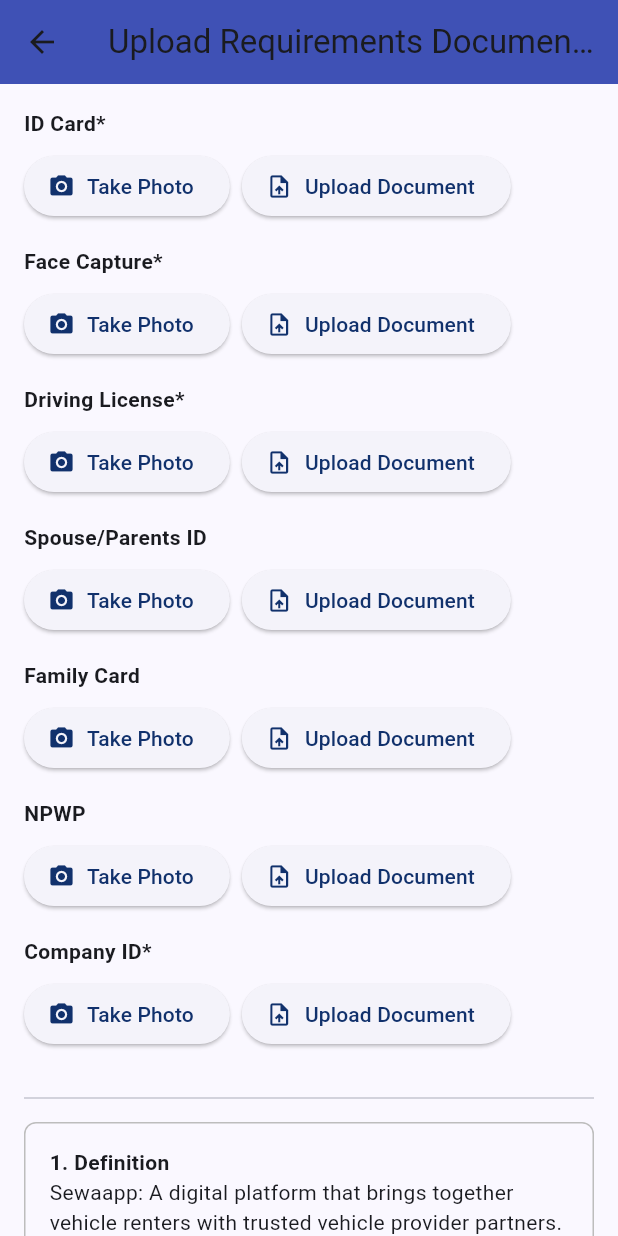
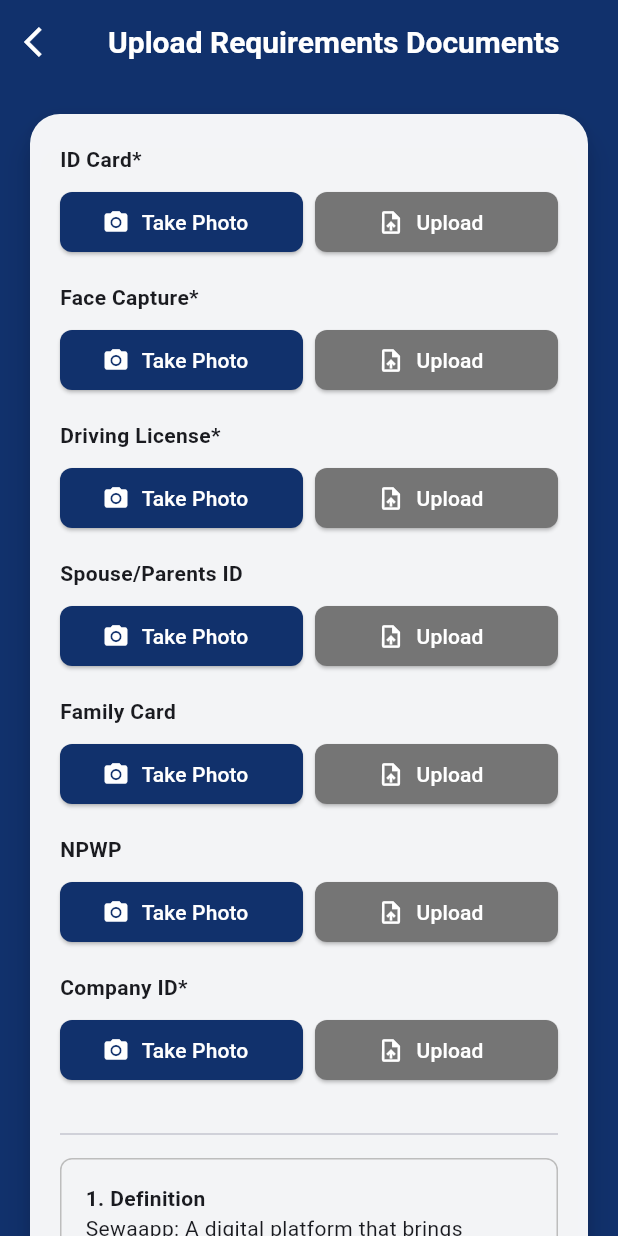
Before and after one commit to lithiaa/sewoapp, a Flutter app: the RegisterWidget widget shown alone on an empty page, opened directly, after a tap on "NEXT STEP", on a phone screen of 412 x 824 dp. Run offline on Flutter 3.47's test engine with Material 3 defaults, Android fonts, the light colour scheme and no system bars; our stand-ins replace badges, bloc_concurrency, dio, equatable, file_picker, flutter_bloc and 10 more; missing offline and left inert: colorize, flutter_carousel_slider; accounts and stored records are empty; network calls fail.

Commit message:
feat: enhance UI for registration and document upload screens with improved styling and layout

```diff
--- a/lib/login/document_upload_page.dart
+++ b/lib/login/document_upload_page.dart
@@ -57,16 +57,34 @@ class _DocumentUploadPageState extends State<DocumentUploadPage> {
         const SizedBox(height: 8),
         Row(
           children: [
-            ElevatedButton.icon(
+            Expanded(
+              child: ElevatedButton.icon(
                 onPressed: () => _takePhoto(title),
                 icon: const Icon(Icons.camera_alt),
                 label: const Text("Take Photo"),
+                style: ElevatedButton.styleFrom(
+                  backgroundColor: const Color(0xFF11316C),
+                  foregroundColor: Colors.white,
+                  shape: RoundedRectangleBorder(
+                    borderRadius: BorderRadius.circular(8),
+                  ),
+                ),
+              ),
             ),
             const SizedBox(width: 8),
-            ElevatedButton.icon(
+            Expanded(
+              child: ElevatedButton.icon(
                 onPressed: () => _uploadDocument(title),
                 icon: const Icon(Icons.upload_file),
-              label: const Text("Upload Document"),
+                label: const Text("Upload"),
+                style: ElevatedButton.styleFrom(
+                  backgroundColor: Colors.grey[600],
+                  foregroundColor: Colors.white,
+                  shape: RoundedRectangleBorder(
+                    borderRadius: BorderRadius.circular(8),
+                  ),
+                ),
+              ),
             ),
           ],
         ),
@@ -104,12 +122,36 @@ class _DocumentUploadPageState extends State<DocumentUploadPage> {
   @override
   Widget build(BuildContext context) {
     return Scaffold(
+      backgroundColor: const Color(0xFF11316C),
       appBar: AppBar(
-        title: const Text("Upload Requirements Documents"),
-        backgroundColor: Colors.indigo,
+        title: const Text(
+          'Upload Requirements Documents',
+          style: TextStyle(
+            fontWeight: FontWeight.bold,
+            fontSize: 20,
           ),
-      body: SingleChildScrollView(
+        ),
+        backgroundColor: const Color(0xFF11316C),
+        foregroundColor: Colors.white,
+        elevation: 0,
+        centerTitle: true,
+        leading: IconButton(
+          icon: const Icon(Icons.arrow_back_ios, color: Colors.white),
+          onPressed: () => Navigator.of(context).pop(),
+        ),
+      ),
+      body: SafeArea(
+        child: SingleChildScrollView(
+          child: Padding(
             padding: const EdgeInsets.all(16),
+            child: Card(
+              elevation: 8,
+              color: Colors.white.withOpacity(0.95),
+              shape: RoundedRectangleBorder(
+                borderRadius: BorderRadius.circular(20),
+              ),
+              child: Padding(
+                padding: const EdgeInsets.all(20),
                 child: Column(
                   children: [
             _buildUploadRow("ID Card", required: true),
@@ -163,21 +205,34 @@ class _DocumentUploadPageState extends State<DocumentUploadPage> {
             const SizedBox(height: 16),
             SizedBox(
               width: double.infinity,
+              height: 50,
               child: ElevatedButton(
                 style: ElevatedButton.styleFrom(
-                  backgroundColor: Colors.indigo,
+                  backgroundColor: const Color(0xFF11316C),
+                  foregroundColor: Colors.white,
                   padding: const EdgeInsets.symmetric(vertical: 14),
                   shape: RoundedRectangleBorder(
                     borderRadius: BorderRadius.circular(8),
                   ),
                 ),
                 onPressed: _submitForm,
-                child: const Text("REGISTER", style: TextStyle(fontSize: 16, color: Colors.white)),
+                child: const Text(
+                  "REGISTER",
+                  style: TextStyle(
+                    fontSize: 16,
+                    color: Colors.white,
+                    fontWeight: FontWeight.bold,
+                  ),
+                ),
               ),
             ),
                   ],
                 ),
               ),
+            ),
+          ),
+        ),
+      ),
     );
   }
 }
--- a/lib/login/register_widget.dart
+++ b/lib/login/register_widget.dart
@@ -95,34 +95,67 @@ class _RegisterWidgetState extends State<RegisterWidget> {
       }),
       child: BlocBuilder<RegisterBloc, RegisterState>(
         builder: (context, state) {
-          return Form(
-            child: Card(
-              shape: RoundedRectangleBorder(
-                side: const BorderSide(color: Colors.white70, width: 3),
-                borderRadius: BorderRadius.circular(30),
+          return Column(
+            children: [
+              // Header Section matching Profile style
+              Container(
+                width: double.infinity,
+                padding: const EdgeInsets.all(16),
+                decoration: const BoxDecoration(
+                  color: Color(0xFF11316C),
+                  borderRadius: BorderRadius.only(
+                    topLeft: Radius.circular(30),
+                    topRight: Radius.circular(30),
                   ),
-              child: Padding(
-                padding: const EdgeInsets.only(left: 20, right: 20, bottom: 20),
-                child: Column(
+                ),
+                child: Row(
                   children: [
-                    // const LoginRegisterWidget(),
-                    const Padding(
-                      padding: EdgeInsets.only(top: 20, bottom: 5),
-                      child: SizedBox(
-                        width: double.infinity,
+                    IconButton(
+                      icon: const Icon(Icons.arrow_back_ios, color: Colors.white),
+                      onPressed: () {
+                        BlocProvider.of<LoginFormBloc>(context).add(ShowLogin());
+                      },
+                    ),
+                    const Expanded(
                       child: Text(
                         'Sign Up',
                         style: TextStyle(
-                              fontSize: 20, fontWeight: FontWeight.bold),
-                          textAlign: TextAlign.left,
+                          color: Colors.white,
+                          fontSize: 20,
+                          fontWeight: FontWeight.bold,
+                        ),
+                        textAlign: TextAlign.center,
                       ),
                     ),
+                    const SizedBox(width: 48), // To balance the back button
+                  ],
                 ),
+              ),
+              // Form Section
+              Expanded(
+                child: Card(
+                  margin: EdgeInsets.zero,
+                  shape: const RoundedRectangleBorder(
+                    side: BorderSide(color: Colors.white70, width: 3),
+                    borderRadius: BorderRadius.only(
+                      bottomLeft: Radius.circular(30),
+                      bottomRight: Radius.circular(30),
+                    ),
+                  ),
+                  child: Padding(
+                    padding: const EdgeInsets.only(left: 20, right: 20, top: 20, bottom: 20),
+                    child: SingleChildScrollView(
+                      child: Column(
+                        children: [
                           const SizedBox(
                             width: double.infinity,
                             child: Text(
                               'Please complete the registration form',
-                        textAlign: TextAlign.left,
+                              textAlign: TextAlign.center,
+                              style: TextStyle(
+                                fontSize: 16,
+                                color: Colors.grey,
+                              ),
                             ),
                           ),
                           const SizedBox(height: 15),
@@ -282,7 +315,8 @@ class _RegisterWidgetState extends State<RegisterWidget> {
                             ),
                             onChanged: (String value) {
                               form.password = value;
-                        }),
+                            },
+                          ),
                           const SizedBox(height: 20),
                           SizedBox(
                             width: double.infinity,
@@ -298,12 +332,20 @@ class _RegisterWidgetState extends State<RegisterWidget> {
                               },
                               style: ElevatedButton.styleFrom(
                                 backgroundColor: Colors.indigo,
+                                foregroundColor: Colors.white,
                                 padding: const EdgeInsets.symmetric(horizontal: 32, vertical: 14),
                                 shape: RoundedRectangleBorder(
                                   borderRadius: BorderRadius.circular(8),
                                 ),
                               ),
-                        child: const Text("NEXT STEP", style: TextStyle(fontSize: 16)),
+                              child: const Text(
+                                "NEXT STEP",
+                                style: TextStyle(
+                                  fontSize: 16,
+                                  color: Colors.white,
+                                  fontWeight: FontWeight.bold,
+                                ),
+                              ),
                             ),
                           ),
                           const Padding(
@@ -315,7 +357,9 @@ class _RegisterWidgetState extends State<RegisterWidget> {
                             height: 50,
                             child: ElevatedButton(
                               style: ElevatedButton.styleFrom(
-                          shape: const StadiumBorder(), backgroundColor: Style.buttonBackgroundColor,
+                                shape: const StadiumBorder(),
+                                backgroundColor: Style.buttonBackgroundColor,
+                                foregroundColor: Colors.white,
                               ),
                               onPressed: () {
                                 BlocProvider.of<LoginFormBloc>(context)
@@ -323,7 +367,10 @@ class _RegisterWidgetState extends State<RegisterWidget> {
                               },
                               child: const Text(
                                 "LOGIN",
-                          style: TextStyle(fontWeight: FontWeight.bold),
+                                style: TextStyle(
+                                  fontWeight: FontWeight.bold,
+                                  color: Colors.white,
+                                ),
                               ),
                             ),
                           ),
@@ -332,6 +379,9 @@ class _RegisterWidgetState extends State<RegisterWidget> {
                       ),
                     ),
                   ),
+                ),
+              ),
+            ],
           );
         },
       ),
```
Also changed, not shown: lib/data_pelanggan/data_pelanggan_tambah.dart (+38 -24 lines), lib/login/login_widget.dart (+11 -4 lines). Lines whose indentation alone changed are shown as unchanged.
